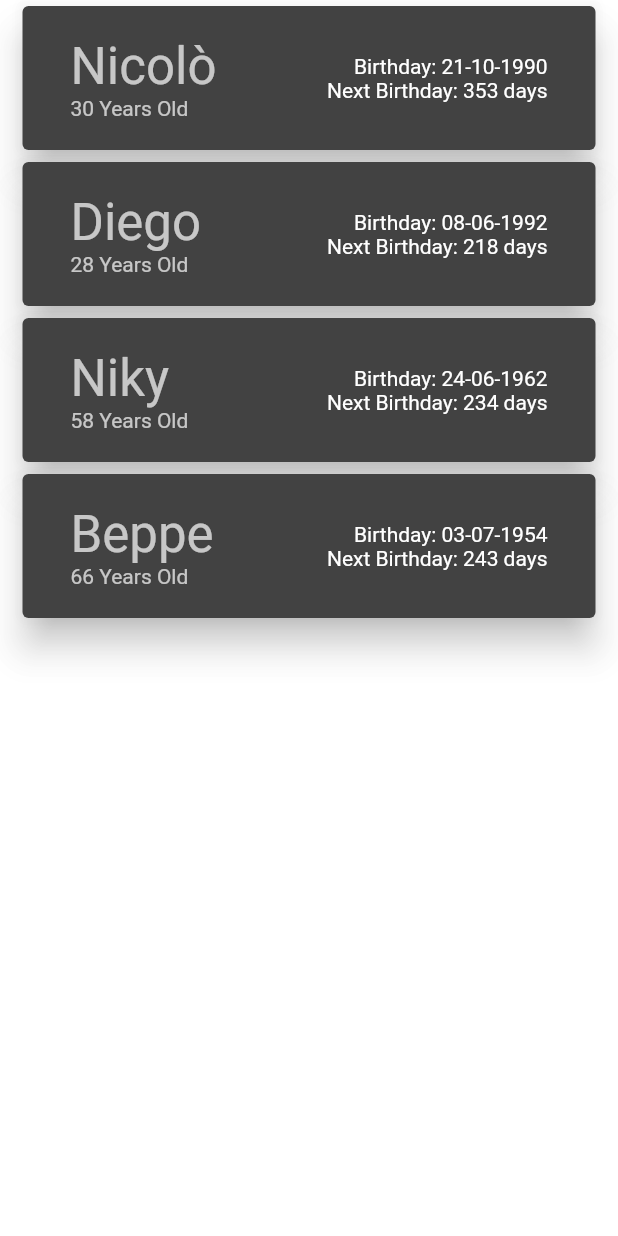
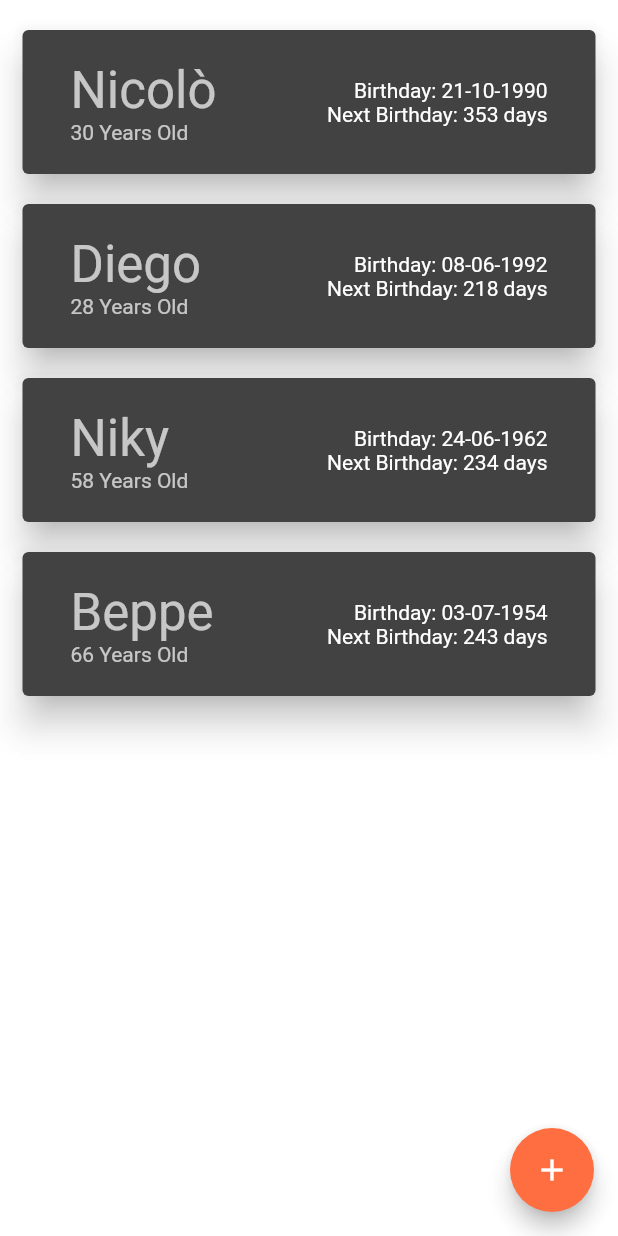
Before and after one commit to nick990/AgeCalculator, a Flutter app: the MyDatesPartialScreen screen opened directly, on a phone screen of 412 x 824 dp. Run offline on Flutter 3.47's test engine with Material 2 defaults, Android fonts, the phone set to English and light mode, and no system bars; our stand-ins replace share.

Commit message:
Added modal to create new MyDate.

```diff
--- a/lib/pages/my_dates_partial_screen.dart
+++ b/lib/pages/my_dates_partial_screen.dart
@@ -1,6 +1,7 @@
 import 'package:age_calculator/providers/mydates_provider.dart';
 import 'package:age_calculator/providers/settings_provider.dart';
 import 'package:age_calculator/widgets/mydate.dart';
+import 'package:age_calculator/widgets/mydate_creation.dart';
 import 'package:flutter/material.dart';
 import 'package:intl/intl.dart';
 import 'package:provider/provider.dart';
@@ -12,12 +13,39 @@ class MyDatesPartialScreen extends StatelessWidget {
     final settingsProvider = Provider.of<SettingsProvider>(context);
     return SafeArea(
       child: Scaffold(
-        body: ListView.builder(
-          itemBuilder: (_, i) => MyDateWidget(
-            myDate: myDatesProvider.myDates[i],
-            formatter: DateFormat(settingsProvider.format),
+        body: Column(children: [
+          Expanded(
+            child: ListView.builder(
+              padding: EdgeInsets.only(
+                bottom: 50,
+                top: 10,
+              ),
+              itemBuilder: (_, i) => MyDateWidget(
+                myDate: myDatesProvider.myDates[i],
+                formatter: DateFormat(settingsProvider.format),
+              ),
+              itemCount: myDatesProvider.myDates.length,
+            ),
           ),
-          itemCount: myDatesProvider.myDates.length,
+        ]),
+        // floatingActionButtonLocation: FloatingActionButtonLocation.centerFloat,
+        floatingActionButton: FloatingActionButton(
+          backgroundColor: Theme.of(context).primaryColorDark,
+          onPressed: () {
+            showModalBottomSheet(
+                context: context,
+                builder: (_) {
+                  return MyDateCreationModal(
+                    formatter: DateFormat(settingsProvider.format),
+                  );
+                });
+          },
+          child: IconButton(
+            icon: Icon(
+              Icons.add,
+              color: Colors.white,
+            ),
+          ),
         ),
       ),
     );
--- a/lib/widgets/mydate.dart
+++ b/lib/widgets/mydate.dart
@@ -11,7 +11,7 @@ class MyDateWidget extends StatelessWidget {
   @override
   Widget build(BuildContext context) {
     return Card(
-      margin: EdgeInsets.symmetric(horizontal: 15, vertical: 4),
+      margin: EdgeInsets.symmetric(horizontal: 15, vertical: 10),
       child: Padding(
         padding: const EdgeInsets.all(16.0),
         child: ListTile(
```
Also changed, not shown: lib/providers/mydates_provider.dart (+16 -0 lines), lib/widgets/mydate_creation.dart (added, +127 -0 lines).
